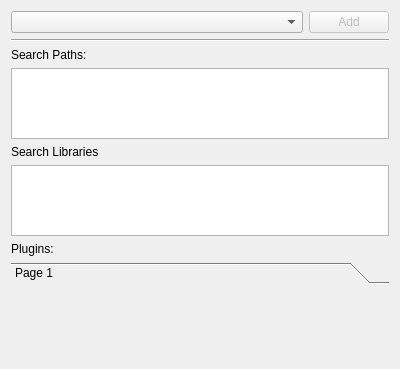
Before: the Qt Designer form studio/include/tesseract_qt/studio/studio_plugin_loader_dialog.ui in tesseract-robotics/tesseract_qt, drawn with Qt 5.
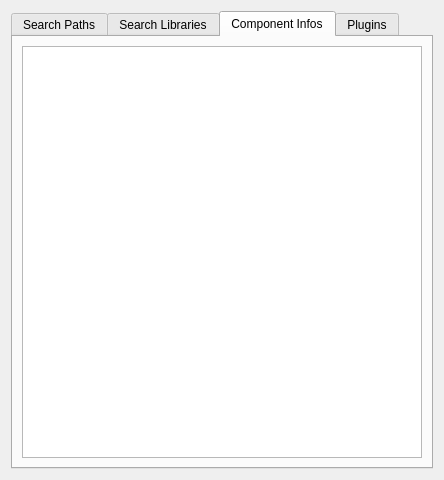
After: the same form once the commit is applied. Custom widgets are drawn as their Qt base class.

The edit to the form file:
```diff
--- a/studio/include/tesseract_qt/studio/studio_plugin_loader_dialog.ui
+++ b/studio/include/tesseract_qt/studio/studio_plugin_loader_dialog.ui
@@ -6,8 +6,8 @@
    <rect>
     <x>0</x>
     <y>0</y>
-    <width>400</width>
-    <height>369</height>
+    <width>444</width>
+    <height>480</height>
    </rect>
   </property>
   <property name="windowTitle">
@@ -15,6 +15,61 @@
   </property>
   <layout class="QVBoxLayout" name="verticalLayout">
    <item>
+    <widget class="QTabWidget" name="tabWidget">
+     <property name="currentIndex">
+      <number>2</number>
+     </property>
+     <widget class="QWidget" name="search_paths_tab">
+      <attribute name="title">
+       <string>Search Paths</string>
+      </attribute>
+      <layout class="QVBoxLayout" name="verticalLayout_2">
+       <item>
+        <widget class="QListView" name="search_paths_list_view">
+         <property name="contextMenuPolicy">
+          <enum>Qt::CustomContextMenu</enum>
+         </property>
+        </widget>
+       </item>
+      </layout>
+     </widget>
+     <widget class="QWidget" name="search_libraries_tab">
+      <attribute name="title">
+       <string>Search Libraries</string>
+      </attribute>
+      <layout class="QVBoxLayout" name="verticalLayout_3">
+       <item>
+        <widget class="QListView" name="search_libraries_list_view">
+         <property name="contextMenuPolicy">
+          <enum>Qt::CustomContextMenu</enum>
+         </property>
+        </widget>
+       </item>
+      </layout>
+     </widget>
+     <widget class="QWidget" name="component_infos_tab">
+      <attribute name="title">
+       <string>Component Infos</string>
+      </attribute>
+      <layout class="QVBoxLayout" name="verticalLayout_5">
+       <item>
+        <widget class="tesseract_gui::TreeView" name="component_infos_tree_view">
+         <property name="contextMenuPolicy">
+          <enum>Qt::CustomContextMenu</enum>
+         </property>
+         <property name="editTriggers">
+          <set>QAbstractItemView::NoEditTriggers</set>
+         </property>
+        </widget>
+       </item>
+      </layout>
+     </widget>
+     <widget class="QWidget" name="plugins_tab">
+      <attribute name="title">
+       <string>Plugins</string>
+      </attribute>
+      <layout class="QVBoxLayout" name="verticalLayout_4">
+       <item>
     <widget class="QFrame" name="frame">
      <property name="frameShape">
       <enum>QFrame::NoFrame</enum>
@@ -65,52 +120,8 @@
      </property>
     </widget>
    </item>
-   <item>
-    <widget class="QLabel" name="label">
-     <property name="text">
-      <string>Search Paths:</string>
-     </property>
-    </widget>
-   </item>
-   <item>
-    <widget class="QListView" name="search_paths_list_view">
-     <property name="contextMenuPolicy">
-      <enum>Qt::CustomContextMenu</enum>
-     </property>
-    </widget>
-   </item>
-   <item>
-    <widget class="QLabel" name="label_2">
-     <property name="text">
-      <string>Search Libraries</string>
-     </property>
-    </widget>
-   </item>
-   <item>
-    <widget class="QListView" name="search_libraries_list_view">
-     <property name="contextMenuPolicy">
-      <enum>Qt::CustomContextMenu</enum>
-     </property>
-    </widget>
-   </item>
-   <item>
-    <widget class="QLabel" name="label_3">
-     <property name="text">
-      <string>Plugins:</string>
-     </property>
-    </widget>
-   </item>
    <item>
     <widget class="QToolBox" name="tool_box">
-     <property name="sizePolicy">
-      <sizepolicy hsizetype="Expanding" vsizetype="Expanding">
-       <horstretch>0</horstretch>
-       <verstretch>2</verstretch>
-      </sizepolicy>
-     </property>
-     <property name="contextMenuPolicy">
-      <enum>Qt::CustomContextMenu</enum>
-     </property>
      <property name="currentIndex">
       <number>0</number>
      </property>
@@ -119,8 +130,8 @@
        <rect>
         <x>0</x>
         <y>0</y>
-        <width>382</width>
-        <height>68</height>
+            <width>404</width>
+            <height>159</height>
        </rect>
       </property>
       <attribute name="label">
@@ -143,6 +154,10 @@
     </spacer>
    </item>
   </layout>
+     </widget>
+    </widget>
+   </item>
+  </layout>
   <action name="actionRemove_Plugin">
    <property name="text">
     <string>Remove Plugin</string>
@@ -169,6 +184,13 @@
    </property>
   </action>
  </widget>
+ <customwidgets>
+  <customwidget>
+   <class>tesseract_gui::TreeView</class>
+   <extends>QTreeView</extends>
+   <header>tesseract_qt/common/tree_view.h</header>
+  </customwidget>
+ </customwidgets>
  <resources/>
  <connections/>
 </ui>
```
Left out of the diff: 15 changed lines with no effect on the pictures. Lines whose indentation alone changed are shown as unchanged.
